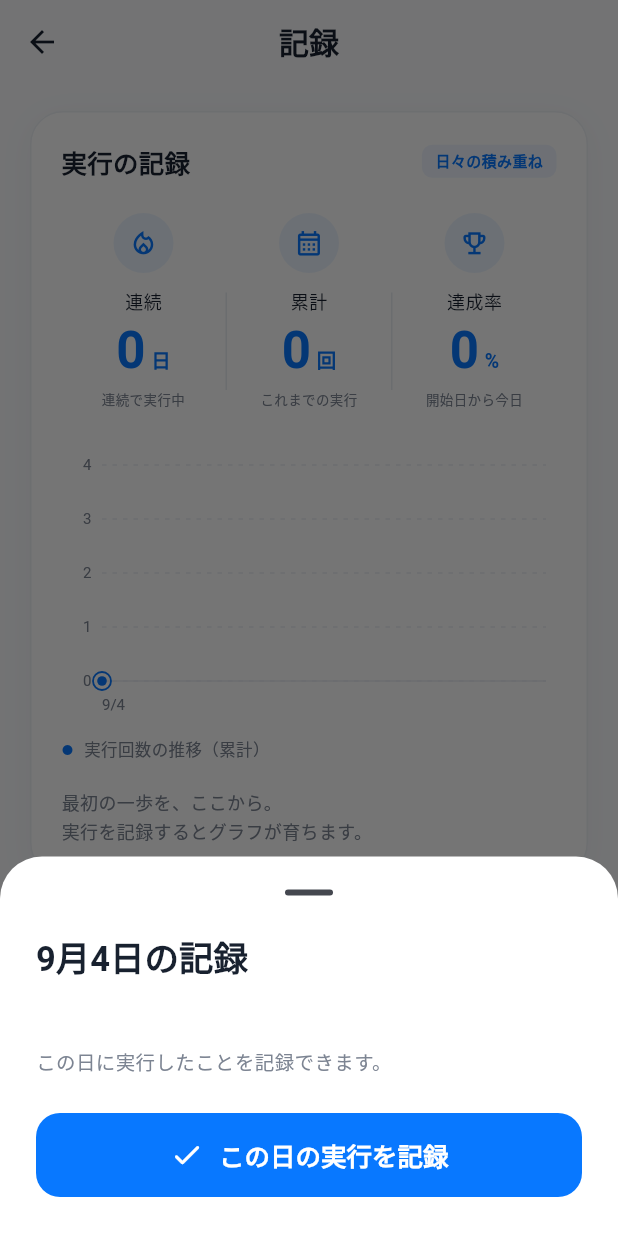
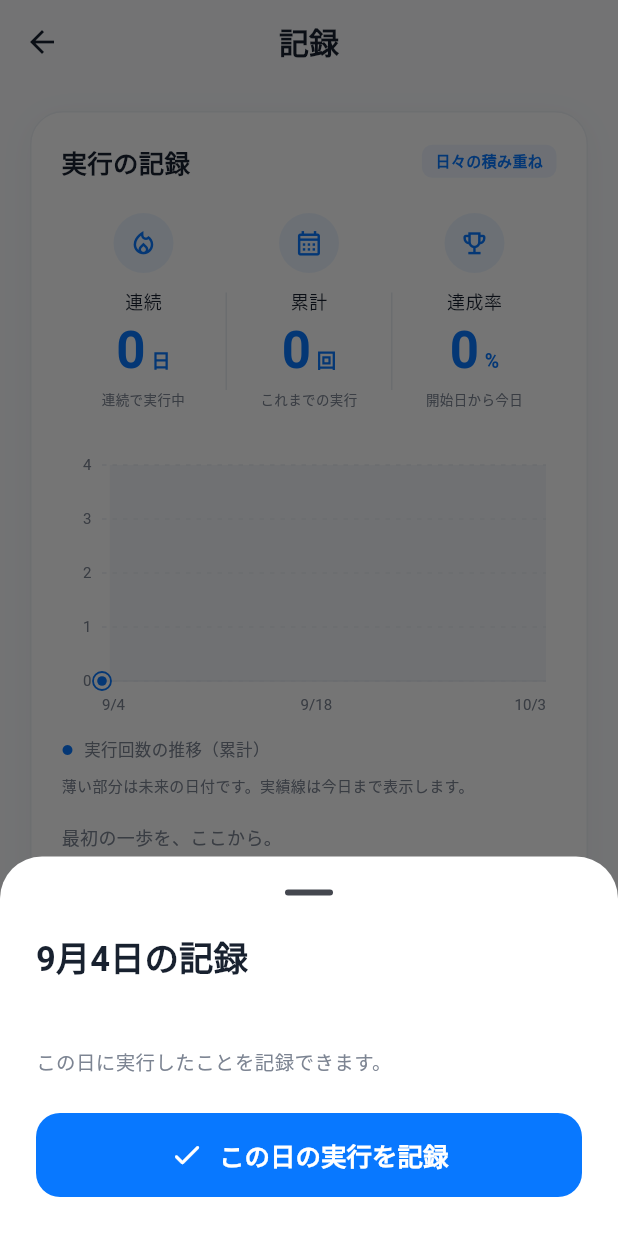
Before and after one commit to bkry295/-, a Flutter app: the RecordsScreen screen opened directly with empty values, after a tap on an icon or button, on a phone screen of 412 x 824 dp. Run offline on Flutter 3.47's test engine with Material 3 defaults, Android fonts, the phone set to English and light mode, and no system bars; our stand-ins replace flutter_local_notifications, flutter_timezone, shared_preferences, timezone; accounts and stored records are empty.

Commit message:
Show future dates in progress chart

```diff
--- a/lib/ui/progress_card.dart
+++ b/lib/ui/progress_card.dart
@@ -9,7 +9,9 @@ class ProgressCard extends StatelessWidget {
   final DateTime now;
 
   @override
-  Widget build(BuildContext context) => SurfaceCard(
+  Widget build(BuildContext context) {
+    final window = _ChartWindow(habit, now);
+    return SurfaceCard(
       child: Column(
         crossAxisAlignment: CrossAxisAlignment.start,
         children: [
@@ -71,7 +73,8 @@ class ProgressCard extends StatelessWidget {
           ),
           const SizedBox(height: 28),
           Semantics(
-          label: '累計の実行回数 ${habit.total(now)}回。直近30日間の推移。',
+            label:
+                '累計の実行回数 ${habit.total(now)}回。表示期間は${window.start.month}月${window.start.day}日から${window.end.month}月${window.end.day}日、実績線は${window.today.month}月${window.today.day}日まで。',
             child: SizedBox(
               height: 180,
               width: double.infinity,
@@ -86,6 +89,13 @@ class ProgressCard extends StatelessWidget {
               Text('実行回数の推移（累計）', style: TextStyle(fontSize: 11, color: muted)),
             ],
           ),
+          if (window.hasFuture) ...[
+            const SizedBox(height: 7),
+            const Text(
+              '薄い部分は未来の日付です。実績線は今日まで表示します。',
+              style: TextStyle(fontSize: 10, color: muted),
+            ),
+          ],
           if (habit.total(now) == 0) ...[
             const SizedBox(height: 16),
             const Text(
@@ -96,6 +106,7 @@ class ProgressCard extends StatelessWidget {
         ],
       ),
     );
+  }
 }
 
 class _MetricDivider extends StatelessWidget {
@@ -169,9 +180,9 @@ class _ChartPainter extends CustomPainter {
 
   @override
   void paint(Canvas canvas, Size size) {
-    final days = math.min(habit.elapsedDays(now), 30);
-    final end = calendarDate(now);
-    final start = end.subtract(Duration(days: days - 1));
+    final window = _ChartWindow(habit, now);
+    final start = window.start;
+    final days = window.observedDays;
     final completed = habit.completedDates.toList()..sort();
     var count = completed
         .where((key) => key.compareTo(dateKey(start)) < 0)
@@ -183,6 +194,18 @@ class _ChartPainter extends CustomPainter {
     }
     final maxY = math.max(4, (habit.total(now) / 4).ceil() * 4);
     final plot = Rect.fromLTRB(27, 9, size.width - 7, size.height - 27);
+    final todayX =
+        plot.left + plot.width * (days - 1) / (_ChartWindow.axisDays - 1);
+    if (days < _ChartWindow.axisDays) {
+      final futureStart = math.min(
+        plot.right,
+        todayX + plot.width / ((_ChartWindow.axisDays - 1) * 2),
+      );
+      canvas.drawRect(
+        Rect.fromLTRB(futureStart, plot.top, plot.right, plot.bottom),
+        Paint()..color = const Color(0xFFF5F7FA),
+      );
+    }
     final gridPaint = Paint()
       ..color = border
       ..strokeWidth = 1;
@@ -206,7 +229,7 @@ class _ChartPainter extends CustomPainter {
     final points = List.generate(
       values.length,
       (i) => Offset(
-      days == 1 ? plot.left : plot.left + plot.width * i / (days - 1),
+        plot.left + plot.width * i / (_ChartWindow.axisDays - 1),
         plot.bottom - plot.height * values[i] / maxY,
       ),
     );
@@ -216,7 +239,7 @@ class _ChartPainter extends CustomPainter {
     }
     if (points.length > 1) {
       final area = Path.from(line)
-        ..lineTo(plot.right, plot.bottom)
+        ..lineTo(points.last.dx, plot.bottom)
         ..lineTo(plot.left, plot.bottom)
         ..close();
       canvas.drawPath(
@@ -250,20 +273,16 @@ class _ChartPainter extends CustomPainter {
         ..style = PaintingStyle.stroke
         ..strokeWidth = 1.2,
     );
-    final labels = days == 1
-        ? [0]
-        : <int>{0, (days - 1) ~/ 2, days - 1}.toList();
+    const labels = [0, 14, 29];
     for (final index in labels) {
       final date = start.add(Duration(days: index));
-      final x = days == 1
-          ? plot.left
-          : plot.left + plot.width * index / (days - 1);
+      final x = plot.left + plot.width * index / (_ChartWindow.axisDays - 1);
       _text(
         canvas,
         '${date.month}/${date.day}',
         Offset(x, plot.bottom + 10),
-        right: days > 1 && index == days - 1,
-        center: index != 0 && index != days - 1,
+        right: index == _ChartWindow.axisDays - 1,
+        center: index != 0 && index != _ChartWindow.axisDays - 1,
       );
     }
   }
@@ -299,3 +318,18 @@ class _ChartPainter extends CustomPainter {
   bool shouldRepaint(covariant _ChartPainter oldDelegate) =>
       oldDelegate.habit != habit || dateKey(oldDelegate.now) != dateKey(now);
 }
+
+class _ChartWindow {
+  _ChartWindow(Habit habit, DateTime now)
+    : today = calendarDate(now),
+      start = habit.elapsedDays(now) <= axisDays
+          ? calendarDate(habit.startedAt)
+          : calendarDate(now).subtract(const Duration(days: axisDays - 1));
+
+  static const axisDays = 30;
+  final DateTime today;
+  final DateTime start;
+  DateTime get end => start.add(const Duration(days: axisDays - 1));
+  int get observedDays => today.difference(start).inDays + 1;
+  bool get hasFuture => observedDays < axisDays;
+}
```
Also changed, not shown: 1 other file. Lines whose indentation alone changed are shown as unchanged.
